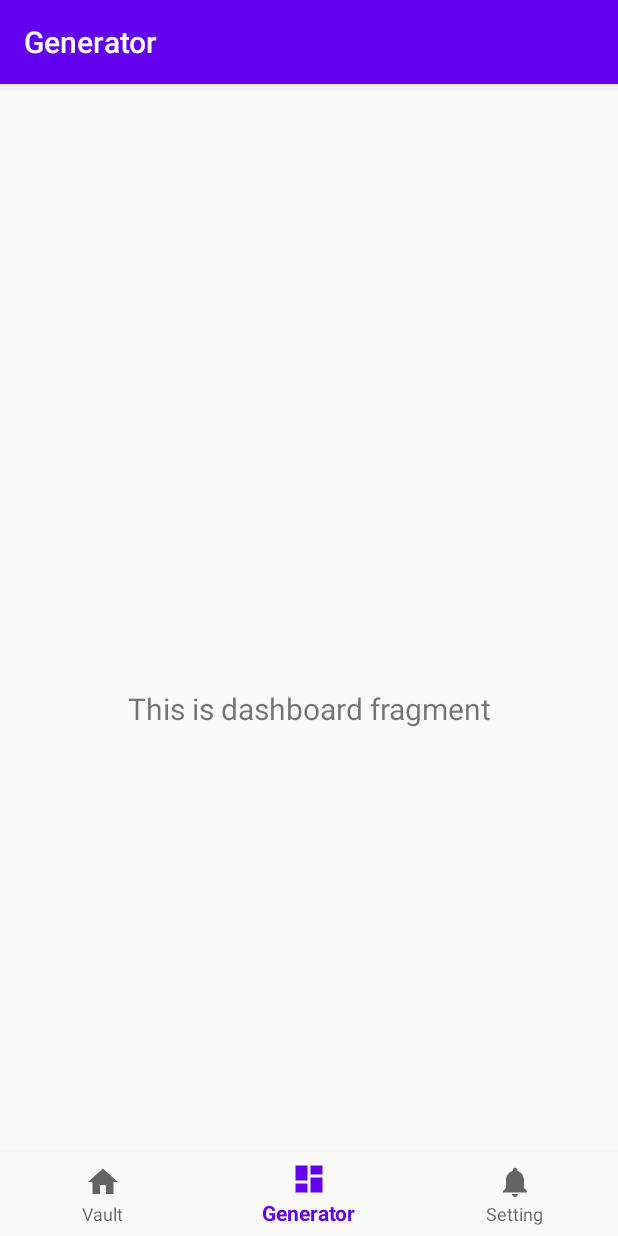
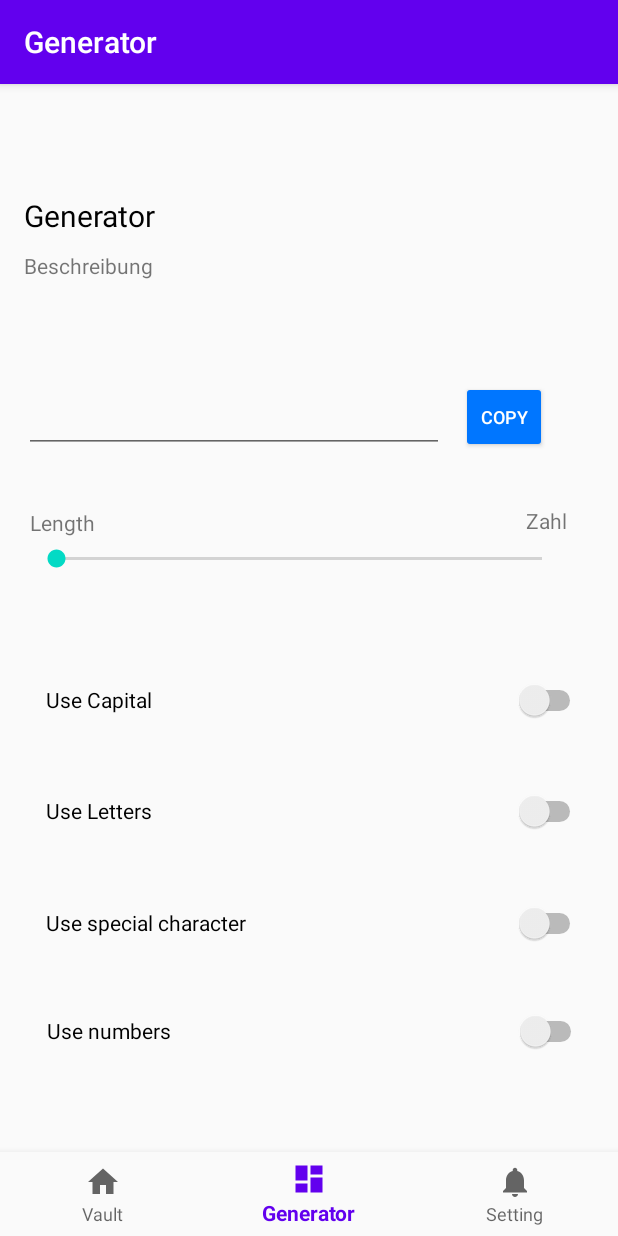
Before and after one commit to novisadvenis/safeshake, an Android app: the GeneratorFragment screen opened through its navigation route, on a phone screen of 412 x 824 dp. Run offline under Robolectric (Android 15) with nearby library versions, the phone set to English and light mode, and no system bars; our stand-ins replace navigation-ui.

Commit message:
Generator

```diff
--- a/app/src/main/java/com/safeshake/ui/generator/GeneratorViewModel.java
+++ b/app/src/main/java/com/safeshake/ui/generator/GeneratorViewModel.java
@@ -10,7 +10,7 @@ public class GeneratorViewModel extends ViewModel {
 
     public GeneratorViewModel() {
         mText = new MutableLiveData<>();
-        mText.setValue("This is dashboard fragment");
+        //mText.setValue("This is dashboard fragment");
     }
 
     public LiveData<String> getText() {
--- a/app/src/main/res/layout/fragment_generator.xml
+++ b/app/src/main/res/layout/fragment_generator.xml
@@ -4,19 +4,162 @@
     xmlns:tools="http://schemas.android.com/tools"
     android:layout_width="match_parent"
     android:layout_height="match_parent"
+    android:orientation="vertical"
     tools:context=".ui.generator.GeneratorFragment">
+
+    <TextView
+        android:id="@+id/textView3"
+        android:layout_width="136dp"
+        android:layout_height="31dp"
+        android:text="Generator"
+        android:textColor="#000000"
+        android:textSize="20sp"
+        app:layout_constraintBottom_toBottomOf="parent"
+        app:layout_constraintEnd_toEndOf="parent"
+        app:layout_constraintHorizontal_bias="0.058"
+        app:layout_constraintStart_toStartOf="parent"
+        app:layout_constraintTop_toTopOf="parent"
+        app:layout_constraintVertical_bias="0.026" />
+
+    <TextView
+        android:id="@+id/textView4"
+        android:layout_width="289dp"
+        android:layout_height="36dp"
+        android:text="Beschreibung"
+        app:layout_constraintBottom_toBottomOf="parent"
+        app:layout_constraintEnd_toEndOf="parent"
+        app:layout_constraintHorizontal_bias="0.131"
+        app:layout_constraintStart_toStartOf="parent"
+        app:layout_constraintTop_toTopOf="parent"
+        app:layout_constraintVertical_bias="0.082" />
+
+    <EditText
+        android:id="@+id/editTextTextPassword"
+        android:layout_width="280dp"
+        android:layout_height="48dp"
+        android:ems="10"
+        android:inputType="textPassword"
+        app:layout_constraintBottom_toBottomOf="parent"
+        app:layout_constraintEnd_toEndOf="parent"
+        app:layout_constraintHorizontal_bias="0.122"
+        app:layout_constraintStart_toStartOf="parent"
+        app:layout_constraintTop_toTopOf="parent"
+        app:layout_constraintVertical_bias="0.214"
+        tools:ignore="SpeakableTextPresentCheck" />
+
+    <Button
+        android:id="@+id/button2"
+        android:layout_width="57dp"
+        android:layout_height="48dp"
+        android:backgroundTint="#0076FF"
+        android:text="copy"
+        android:textColor="#FFFFFF"
+        android:textSize="12sp"
+        app:layout_constraintBottom_toBottomOf="parent"
+        app:layout_constraintEnd_toEndOf="parent"
+        app:layout_constraintHorizontal_bias="0.867"
+        app:layout_constraintStart_toStartOf="parent"
+        app:layout_constraintTop_toTopOf="parent"
+        app:layout_constraintVertical_bias="0.214" />
+
+    <TextView
+        android:id="@+id/textView"
+        android:layout_width="wrap_content"
+        android:layout_height="wrap_content"
+        android:text="Zahl"
+        app:layout_constraintBottom_toBottomOf="parent"
+        app:layout_constraintEnd_toEndOf="parent"
+        app:layout_constraintHorizontal_bias="0.911"
+        app:layout_constraintStart_toStartOf="parent"
+        app:layout_constraintTop_toTopOf="parent"
+        app:layout_constraintVertical_bias="0.325" />
+
+    <TextView
+        android:id="@+id/textView2"
+        android:layout_width="wrap_content"
+        android:layout_height="wrap_content"
+        android:text="Length"
+        app:layout_constraintBottom_toBottomOf="parent"
+        app:layout_constraintEnd_toEndOf="parent"
+        app:layout_constraintHorizontal_bias="0.054"
+        app:layout_constraintStart_toStartOf="parent"
+        app:layout_constraintTop_toTopOf="parent"
+        app:layout_constraintVertical_bias="0.327" />
+
+    <SeekBar
+        android:id="@+id/seekBar"
+        android:layout_width="356dp"
+        android:layout_height="22dp"
+        app:layout_constraintBottom_toBottomOf="parent"
+        app:layout_constraintEnd_toEndOf="parent"
+        app:layout_constraintHorizontal_bias="0.381"
+        app:layout_constraintStart_toStartOf="parent"
+        app:layout_constraintTop_toTopOf="parent"
+        app:layout_constraintVertical_bias="0.361" />
+
+    <Switch
+        android:id="@+id/switch1"
+        android:layout_width="370dp"
+        android:layout_height="61dp"
+        android:text="Use Capital"
+        android:paddingLeft="10dp"
+        android:textAlignment="textStart"
+        android:textSize="14sp"
+        app:layout_constraintBottom_toBottomOf="parent"
+        app:layout_constraintEnd_toEndOf="parent"
+        app:layout_constraintHorizontal_bias="0.487"
+        app:layout_constraintStart_toStartOf="parent"
+        app:layout_constraintTop_toTopOf="parent"
+        app:layout_constraintVertical_bias="0.498" />
+
+    <Switch
+        android:id="@+id/switch2"
+        android:layout_width="370dp"
+        android:layout_height="61dp"
+        android:text="Use Letters"
+        android:paddingLeft="10dp"
+        android:textAlignment="textStart"
+        app:layout_constraintBottom_toBottomOf="parent"
+        app:layout_constraintEnd_toEndOf="parent"
+        app:layout_constraintHorizontal_bias="0.487"
+        app:layout_constraintStart_toStartOf="parent"
+        app:layout_constraintTop_toTopOf="parent"
+        app:layout_constraintVertical_bias="0.612" />
+
+    <Switch
+        android:id="@+id/switch3"
+        android:layout_width="370dp"
+        android:layout_height="61dp"
+        android:text="Use special character"
+        android:paddingLeft="10dp"
+        android:textAlignment="textStart"
+        app:layout_constraintBottom_toBottomOf="parent"
+        app:layout_constraintEnd_toEndOf="parent"
+        app:layout_constraintHorizontal_bias="0.487"
+        app:layout_constraintStart_toStartOf="parent"
+        app:layout_constraintTop_toTopOf="parent"
+        app:layout_constraintVertical_bias="0.726" />
+
+    <Switch
+        android:id="@+id/switch5"
+        android:layout_width="370dp"
+        android:layout_height="61dp"
+        android:paddingLeft="10dp"
+        android:text="Use numbers"
+        android:textAlignment="textStart"
+        app:layout_constraintBottom_toBottomOf="parent"
+        app:layout_constraintEnd_toEndOf="parent"
+        app:layout_constraintStart_toStartOf="parent"
+        app:layout_constraintTop_toTopOf="parent"
+        app:layout_constraintVertical_bias="0.837" />
 
     <TextView
         android:id="@+id/text_generator"
         android:layout_width="match_parent"
         android:layout_height="wrap_content"
-        android:layout_marginStart="8dp"
-        android:layout_marginTop="8dp"
-        android:layout_marginEnd="8dp"
         android:textAlignment="center"
         android:textSize="20sp"
-        app:layout_constraintBottom_toBottomOf="parent"
-        app:layout_constraintEnd_toEndOf="parent"
-        app:layout_constraintStart_toStartOf="parent"
-        app:layout_constraintTop_toTopOf="parent" />
+        tools:layout_editor_absoluteX="16dp"
+        tools:layout_editor_absoluteY="569dp" />
+
 </android.support.constraint.ConstraintLayout>
```
